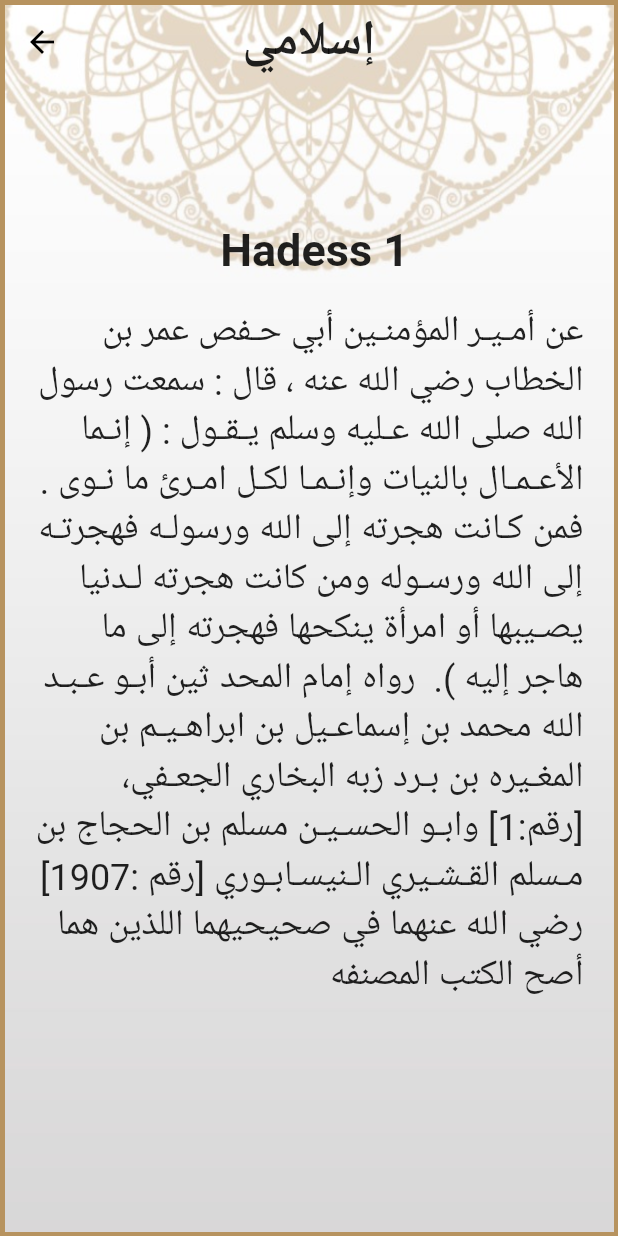
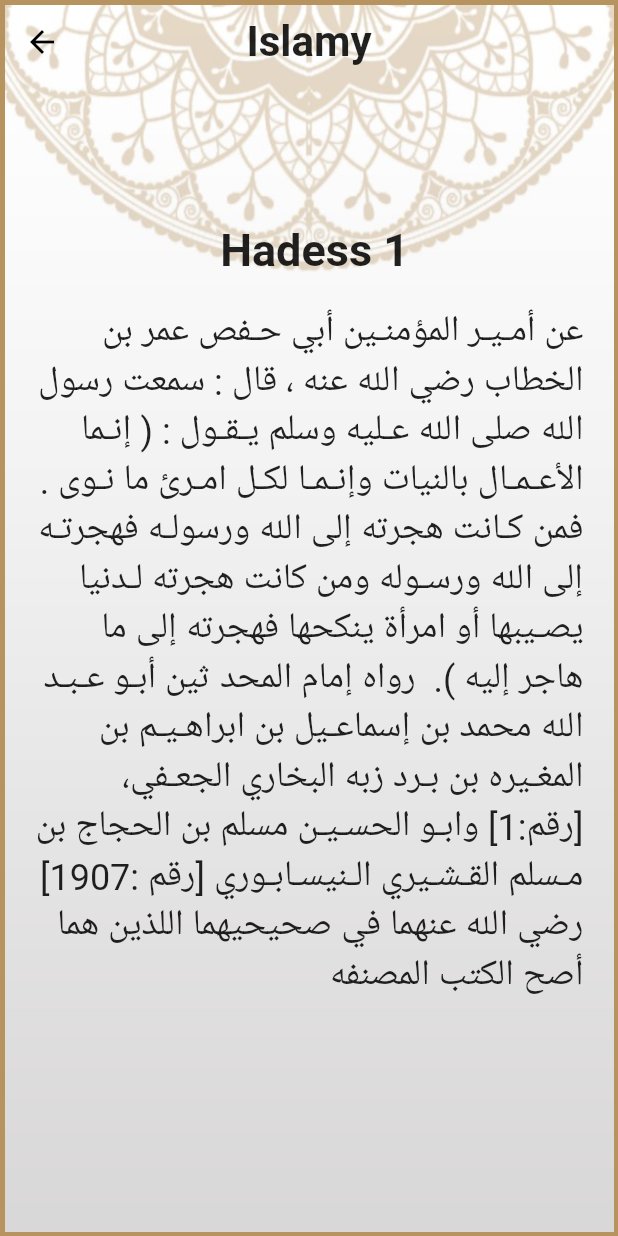
Before and after one commit to Youssef-Bassem/IslamiApp, a Flutter app: the ahades screen opened directly, after a tap on "Hadess 1", on a phone screen of 412 x 824 dp. Run offline on Flutter 3.47's test engine with Material 2 defaults, Android fonts, the phone set to English and light mode, and no system bars; generated files the repository leaves out were written again.

Commit message:
Fixed many bugs

```diff
--- a/lib/Ahadees.dart
+++ b/lib/Ahadees.dart
@@ -1,23 +1,17 @@
 import 'package:flutter/cupertino.dart';
 import 'package:flutter/material.dart';
-import 'package:flutter/services.dart' show rootBundle;
 import 'package:provider/provider.dart';
-import 'dart:io';
-import 'dart:async';
-import 'dart:convert';
-
 import 'AhadesFile.dart';
-
-//import 'suracontent.dart';
 import 'package:flutter_gen/gen_l10n/app_localizations.dart';
-
 import 'appprovider.dart';
 
 class ahades extends StatefulWidget {
   @override
   _ahadesState createState() => _ahadesState();
 }
-String path='assets/';
+
+String path = 'assets/';
+
 class _ahadesState extends State<ahades> {
   late AppProvider provider;
 
@@ -29,13 +23,11 @@ class _ahadesState extends State<ahades> {
         child: Stack(
           children: <Widget>[
             Container(
-                //margin: EdgeInsets.all(3),
               decoration: BoxDecoration(
                 image: DecorationImage(
-                    image: AssetImage(
-                        provider.isDarkModeEnabled()?
-                        "assets/bg.png" : "assets/ahades1.png"
-                    ),
+                  image: AssetImage(provider.isDarkModeEnabled()
+                      ? "assets/bg.png"
+                      : "assets/ahades1.png"),
                   fit: BoxFit.fill,
                 ),
               ),
@@ -46,7 +38,8 @@ class _ahadesState extends State<ahades> {
                   child: Center(
                     child: Text(
                       AppLocalizations.of(context)!.appTitle,
-                          style: TextStyle(fontSize: 28, fontWeight: FontWeight.bold),
+                      style:
+                          TextStyle(fontSize: 28, fontWeight: FontWeight.bold),
                     ),
                   ),
                 ),
@@ -57,86 +50,146 @@ class _ahadesState extends State<ahades> {
                     width: 150,
                   ),
                 ),
-                    Text(AppLocalizations.of(context)!.elahades , style: TextStyle(fontSize: 32.0, fontWeight: FontWeight.w800,)),
-                    Flexible(child: ListView(
+                Text(
+                  AppLocalizations.of(context)!.elahades,
+                  style: TextStyle(
+                    fontSize: 32.0,
+                    fontWeight: FontWeight.w800,
+                  ),
+                ),
+                Flexible(
+                  child: ListView(
                     padding: const EdgeInsets.all(8),
                     children: <Widget>[
-                        MakeButton(AppLocalizations.of(context)!.h1, '1.txt',context),
-                        MakeButton(AppLocalizations.of(context)!.h2, '2.txt', context),
-                        MakeButton(AppLocalizations.of(context)!.h3, '3.txt',context),
-                        MakeButton(AppLocalizations.of(context)!.h4, '4.txt',context),
-                        MakeButton(AppLocalizations.of(context)!.h5, '5.txt',context),
-                        MakeButton(AppLocalizations.of(context)!.h6, '6.txt',context),
-                        MakeButton(AppLocalizations.of(context)!.h7, '7.txt',context),
-                        MakeButton(AppLocalizations.of(context)!.h8, '8.txt',context),
-                        MakeButton(AppLocalizations.of(context)!.h9, '9.txt',context),
-                        MakeButton(AppLocalizations.of(context)!.h10, '10.txt',context),
-                        MakeButton(AppLocalizations.of(context)!.h11, '11.txt',context),
-                        MakeButton(AppLocalizations.of(context)!.h12, '12.txt',context),
-                        MakeButton(AppLocalizations.of(context)!.h13, '13.txt',context),
-                        MakeButton(AppLocalizations.of(context)!.h14, '14.txt',context),
-                        MakeButton(AppLocalizations.of(context)!.h15, '15.txt',context),
-                        MakeButton(AppLocalizations.of(context)!.h16, '16.txt',context),
-                        MakeButton(AppLocalizations.of(context)!.h17, '17.txt',context),
-                        MakeButton(AppLocalizations.of(context)!.h18, '18.txt',context),
-                        MakeButton(AppLocalizations.of(context)!.h19, '19.txt',context),
-                        MakeButton(AppLocalizations.of(context)!.h20, '20.txt',context),
-                        MakeButton(AppLocalizations.of(context)!.h21, '21.txt',context),
-                        MakeButton(AppLocalizations.of(context)!.h22, '22.txt',context),
-                        MakeButton(AppLocalizations.of(context)!.h23, '23.txt',context),
-                        MakeButton(AppLocalizations.of(context)!.h24, '24.txt',context),
-                        MakeButton(AppLocalizations.of(context)!.h25, '25.txt',context),
-                        MakeButton(AppLocalizations.of(context)!.h26, '26.txt',context),
-                        MakeButton(AppLocalizations.of(context)!.h27, '27.txt',context),
-                        MakeButton(AppLocalizations.of(context)!.h28, '28.txt',context),
-                        MakeButton(AppLocalizations.of(context)!.h29, '29.txt',context),
-                        MakeButton(AppLocalizations.of(context)!.h30, '30.txt',context),
-                        MakeButton(AppLocalizations.of(context)!.h31, '31.txt',context),
-                        MakeButton(AppLocalizations.of(context)!.h32, '32.txt',context),
-                        MakeButton(AppLocalizations.of(context)!.h33, '33.txt',context),
-                        MakeButton(AppLocalizations.of(context)!.h34, '34.txt',context),
-                        MakeButton(AppLocalizations.of(context)!.h35, '35.txt',context),
-                        MakeButton(AppLocalizations.of(context)!.h36, '36.txt',context),
-                        MakeButton(AppLocalizations.of(context)!.h37, '37.txt',context),
-                        MakeButton(AppLocalizations.of(context)!.h38, '38.txt',context),
-                        MakeButton(AppLocalizations.of(context)!.h39, '39.txt',context),
-                        MakeButton(AppLocalizations.of(context)!.h40, '40.txt',context),
-                        MakeButton(AppLocalizations.of(context)!.h41, '41.txt',context),
-                        MakeButton(AppLocalizations.of(context)!.h42, '42.txt',context),
-                        MakeButton(AppLocalizations.of(context)!.h43, '43.txt',context),
-                        MakeButton(AppLocalizations.of(context)!.h44, '44.txt',context),
-                        MakeButton(AppLocalizations.of(context)!.h45, '45.txt',context),
-                        MakeButton(AppLocalizations.of(context)!.h46, '46.txt',context),
-                        MakeButton(AppLocalizations.of(context)!.h47, '47.txt',context),
-                        MakeButton(AppLocalizations.of(context)!.h48, '48.txt',context),
-                        MakeButton(AppLocalizations.of(context)!.h49, '49.txt',context),
-                        MakeButton(AppLocalizations.of(context)!.h50, '50.txt',context),
-
-
-                      ],
-                    ),),
-
-                  ]
-              )
-
+                      MakeButton(
+                          AppLocalizations.of(context)!.h1, '1.txt', context),
+                      MakeButton(
+                          AppLocalizations.of(context)!.h2, '2.txt', context),
+                      MakeButton(
+                          AppLocalizations.of(context)!.h3, '3.txt', context),
+                      MakeButton(
+                          AppLocalizations.of(context)!.h4, '4.txt', context),
+                      MakeButton(
+                          AppLocalizations.of(context)!.h5, '5.txt', context),
+                      MakeButton(
+                          AppLocalizations.of(context)!.h6, '6.txt', context),
+                      MakeButton(
+                          AppLocalizations.of(context)!.h7, '7.txt', context),
+                      MakeButton(
+                          AppLocalizations.of(context)!.h8, '8.txt', context),
+                      MakeButton(
+                          AppLocalizations.of(context)!.h9, '9.txt', context),
+                      MakeButton(
+                          AppLocalizations.of(context)!.h10, '10.txt', context),
+                      MakeButton(
+                          AppLocalizations.of(context)!.h11, '11.txt', context),
+                      MakeButton(
+                          AppLocalizations.of(context)!.h12, '12.txt', context),
+                      MakeButton(
+                          AppLocalizations.of(context)!.h13, '13.txt', context),
+                      MakeButton(
+                          AppLocalizations.of(context)!.h14, '14.txt', context),
+                      MakeButton(
+                          AppLocalizations.of(context)!.h15, '15.txt', context),
+                      MakeButton(
+                          AppLocalizations.of(context)!.h16, '16.txt', context),
+                      MakeButton(
+                          AppLocalizations.of(context)!.h17, '17.txt', context),
+                      MakeButton(
+                          AppLocalizations.of(context)!.h18, '18.txt', context),
+                      MakeButton(
+                          AppLocalizations.of(context)!.h19, '19.txt', context),
+                      MakeButton(
+                          AppLocalizations.of(context)!.h20, '20.txt', context),
+                      MakeButton(
+                          AppLocalizations.of(context)!.h21, '21.txt', context),
+                      MakeButton(
+                          AppLocalizations.of(context)!.h22, '22.txt', context),
+                      MakeButton(
+                          AppLocalizations.of(context)!.h23, '23.txt', context),
+                      MakeButton(
+                          AppLocalizations.of(context)!.h24, '24.txt', context),
+                      MakeButton(
+                          AppLocalizations.of(context)!.h25, '25.txt', context),
+                      MakeButton(
+                          AppLocalizations.of(context)!.h26, '26.txt', context),
+                      MakeButton(
+                          AppLocalizations.of(context)!.h27, '27.txt', context),
+                      MakeButton(
+                          AppLocalizations.of(context)!.h28, '28.txt', context),
+                      MakeButton(
+                          AppLocalizations.of(context)!.h29, '29.txt', context),
+                      MakeButton(
+                          AppLocalizations.of(context)!.h30, '30.txt', context),
+                      MakeButton(
+                          AppLocalizations.of(context)!.h31, '31.txt', context),
+                      MakeButton(
+                          AppLocalizations.of(context)!.h32, '32.txt', context),
+                      MakeButton(
+                          AppLocalizations.of(context)!.h33, '33.txt', context),
+                      MakeButton(
+                          AppLocalizations.of(context)!.h34, '34.txt', context),
+                      MakeButton(
+                          AppLocalizations.of(context)!.h35, '35.txt', context),
+                      MakeButton(
+                          AppLocalizations.of(context)!.h36, '36.txt', context),
+                      MakeButton(
+                          AppLocalizations.of(context)!.h37, '37.txt', context),
+                      MakeButton(
+                          AppLocalizations.of(context)!.h38, '38.txt', context),
+                      MakeButton(
+                          AppLocalizations.of(context)!.h39, '39.txt', context),
+                      MakeButton(
+                          AppLocalizations.of(context)!.h40, '40.txt', context),
+                      MakeButton(
+                          AppLocalizations.of(context)!.h41, '41.txt', context),
+                      MakeButton(
+                          AppLocalizations.of(context)!.h42, '42.txt', context),
+                      MakeButton(
+                          AppLocalizations.of(context)!.h43, '43.txt', context),
+                      MakeButton(
+                          AppLocalizations.of(context)!.h44, '44.txt', context),
+                      MakeButton(
+                          AppLocalizations.of(context)!.h45, '45.txt', context),
+                      MakeButton(
+                          AppLocalizations.of(context)!.h46, '46.txt', context),
+                      MakeButton(
+                          AppLocalizations.of(context)!.h47, '47.txt', context),
+                      MakeButton(
+                          AppLocalizations.of(context)!.h48, '48.txt', context),
+                      MakeButton(
+                          AppLocalizations.of(context)!.h49, '49.txt', context),
+                      MakeButton(
+                          AppLocalizations.of(context)!.h50, '50.txt', context),
                     ],
                   ),
-        )
+                ),
+              ],
+            ),
+          ],
+        ),
+      ),
     );
   }
 }
 
-TextButton MakeButton(String name, String filename, BuildContext context){
+TextButton MakeButton(String name, String filename, BuildContext context) {
   final AppProvider provider = Provider.of<AppProvider>(context);
   return TextButton(
-    child: Text(name, style: TextStyle(
+    child: Text(
+      name,
+      style: TextStyle(
         fontSize: 30.0,
-      color: (provider.isDarkModeEnabled()) ?
-      Colors.white : Colors.black,
-      fontWeight: FontWeight.w900,)
+        color: (provider.isDarkModeEnabled()) ? Colors.white : Colors.black,
+        fontWeight: FontWeight.w900,
       ),
-    onPressed: (){
-      Navigator.push(context, MaterialPageRoute(builder: (context)=>Suracontent(suraname : name , path :path+filename)));
+    ),
+    onPressed: () {
+      Navigator.push(
+          context,
+          MaterialPageRoute(
+              builder: (context) =>
+                  Suracontent(suraname: name, path: path + filename)));
     },
   );
 }
--- a/lib/AhadesFile.dart
+++ b/lib/AhadesFile.dart
@@ -2,30 +2,28 @@ import 'package:flutter/cupertino.dart';
 import 'package:flutter/material.dart';
 import 'package:flutter/services.dart' show rootBundle;
 import 'package:provider/provider.dart';
-
 import 'appprovider.dart';
+import 'package:flutter_gen/gen_l10n/app_localizations.dart';
 
 class Suracontent extends StatefulWidget {
-
   final String suraname;
   final String path;
-  const Suracontent( {required this.suraname , required this.path});
+  const Suracontent({required this.suraname, required this.path});
 
   @override
   SuracontentState createState() => SuracontentState();
 }
 
 class SuracontentState extends State<Suracontent> {
+  late AppProvider provider;
+  String data = '';
 
-  late AppProvider provider;
-  String data='';
-
-  fetchFileData() async{
+  fetchFileData() async {
     String resp;
     resp = await rootBundle.loadString(widget.path);
     List<String> items = resp.split('\n');
     resp = "";
-    for (int i = 0; i < items.length; i++ ){
+    for (int i = 0; i < items.length; i++) {
       print(items[i]);
       print(items[i].length);
       resp += items[i];
@@ -48,15 +46,16 @@ class SuracontentState extends State<Suracontent> {
       appBar: AppBar(
         centerTitle: true,
         title: Container(
-            child:Text(
-              'إسلامي' ,
-              style: TextStyle(
-                fontSize: 32,
-                fontWeight: FontWeight.bold,
-              ),
+          child: Text(
+            AppLocalizations.of(context)!.appTitle,
+            style: TextStyle(
+              fontSize: 28,
+              fontWeight: FontWeight.bold,
             ),
+          ),
         ),
-        iconTheme: IconThemeData(color: Colors.black),
+        iconTheme: IconThemeData(
+            color: provider.isDarkModeEnabled() ? Colors.white : Colors.black),
         backgroundColor: Colors.transparent,
         elevation: 0.0,
       ),
@@ -65,14 +64,12 @@ class SuracontentState extends State<Suracontent> {
         margin: EdgeInsets.all(3),
         decoration: BoxDecoration(
           image: DecorationImage(
-            image: AssetImage(
-                provider.isDarkModeEnabled()?
-                "assets/bg.png" : "assets/ahades1.png"
-            ),
+            image: AssetImage(provider.isDarkModeEnabled()
+                ? "assets/bg.png"
+                : "assets/ahades1.png"),
             fit: BoxFit.fill,
           ),
         ),
-
         child: SafeArea(
           child: Column(
             mainAxisAlignment: MainAxisAlignment.center,
@@ -80,7 +77,11 @@ class SuracontentState extends State<Suracontent> {
               Container(
                 child: Padding(
                   padding: const EdgeInsets.only(top: 90.0, bottom: 0),
-                  child: Text( widget.suraname , style: TextStyle(fontSize: 30.0 ,fontWeight: FontWeight.bold),),
+                  child: Text(
+                    widget.suraname,
+                    style:
+                        TextStyle(fontSize: 30.0, fontWeight: FontWeight.bold),
+                  ),
                 ),
               ),
               Expanded(
@@ -89,7 +90,11 @@ class SuracontentState extends State<Suracontent> {
                     padding: EdgeInsets.all(10),
                     color: Colors.transparent,
                     child: SingleChildScrollView(
-                        child: Text(data , style: TextStyle(fontSize: 24 ),textDirection: TextDirection.rtl,)) ),
+                        child: Text(
+                      data,
+                      style: TextStyle(fontSize: 24),
+                      textDirection: TextDirection.rtl,
+                    ))),
               ),
             ],
           ),
--- a/lib/SideMenu.dart
+++ b/lib/SideMenu.dart
@@ -2,7 +2,6 @@ import 'package:flutter/cupertino.dart';
 import 'package:flutter/material.dart';
 import 'package:flutter_gen/gen_l10n/app_localizations.dart';
 import 'package:provider/provider.dart';
-import 'package:task4_training/ThemeData.dart';
 import 'appprovider.dart';
 
 class SideMenu extends StatefulWidget {
@@ -44,13 +43,13 @@ class _SideMenuState extends State<SideMenu> {
                   onTap: () {
                     changeTheme();
                   },
-                  child: myRow("Theme",Icons.add_to_photos_outlined),
+                  child: myRow(AppLocalizations.of(context)!.themes, Icons.add_to_photos_outlined),
                 ),
                 InkWell(
                   onTap: () {
                     changeLanguage();
                   },
-                  child: myRow("Language",Icons.language),
+                  child: myRow(AppLocalizations.of(context)!.language, Icons.language),
                 ),
               ],
             ),
@@ -60,18 +59,19 @@ class _SideMenuState extends State<SideMenu> {
     );
   }
 
-  Row myRow(String itemName,IconData myIcon) {
+  Row myRow(String itemName, IconData myIcon) {
     return Row(
       children: [
         Icon(myIcon),
-        SizedBox(width: 20,),
+        SizedBox(
+          width: 20,
+        ),
         myContainer(itemName),
       ],
     );
   }
 
-  Container myContainer(String itemName)
-  {
+  Container myContainer(String itemName) {
     return Container(
       padding: EdgeInsets.symmetric(vertical: 12),
       child: Text(
@@ -81,6 +81,7 @@ class _SideMenuState extends State<SideMenu> {
       ),
     );
   }
+
   void changeTheme() {
     showModalBottomSheet(
         context: context,
@@ -121,11 +122,12 @@ class _SideMenuState extends State<SideMenu> {
               crossAxisAlignment: CrossAxisAlignment.stretch,
               children: [
                 InkWell(
-                    onTap: () {
-                      provider.changeLanguage('en');
-                      Navigator.pop(context);
-                    },
-                    child: myContainer("English")),
+                  onTap: () {
+                    provider.changeLanguage('en');
+                    Navigator.pop(context);
+                  },
+                  child: myContainer("English"),
+                ),
                 InkWell(
                     onTap: () {
                       provider.changeLanguage('ar');
--- a/lib/Tasbeeh.dart
+++ b/lib/Tasbeeh.dart
@@ -1,4 +1,3 @@
-//Youssef Bassem
 
 import 'dart:ui';
 import 'package:flutter/cupertino.dart';
--- a/lib/l10n/app_ar.arb
+++ b/lib/l10n/app_ar.arb
@@ -6,6 +6,8 @@
     "ahades" : "احاديث",
     "appTitle" : "إسلامي",
     "elahades" : "الأحاديث",
+    "language" : "اللغة",
+    "themes" : "الموضوعات",
     "h1" : "الحديث الأول",
     "h2" : "الحديث الثاني",
     "h3" : "الحديث الثالث ",
--- a/lib/l10n/app_en.arb
+++ b/lib/l10n/app_en.arb
@@ -6,6 +6,8 @@
     "ahades": "Ahades",
     "appTitle" : "Islamy",
     "elahades" : "Ahades",
+    "language" : "Language",
+    "themes" : "Themes",
     "h1" : " Hadess 1",
     "h2" : " Hadess 2",
     "h3" : " Hadess 3 ",
--- a/lib/suracontent.dart
+++ b/lib/suracontent.dart
@@ -1,30 +1,28 @@
 import 'package:flutter/material.dart';
 import 'package:flutter/services.dart' show rootBundle;
 import 'package:provider/provider.dart';
-
+import 'package:flutter_gen/gen_l10n/app_localizations.dart';
 import 'appprovider.dart';
 
 class Suracontent extends StatefulWidget {
-
   final String suraname;
   final String path;
-  const Suracontent( {required this.suraname , required this.path});
+  const Suracontent({required this.suraname, required this.path});
 
   @override
   SuracontentState createState() => SuracontentState();
 }
 
 class SuracontentState extends State<Suracontent> {
+  late AppProvider provider;
+  String data = '';
 
-  late AppProvider provider;
-  String data='';
-
-  fetchFileData() async{
+  fetchFileData() async {
     String resp;
     resp = await rootBundle.loadString(widget.path);
     List<String> items = resp.split('\n');
     resp = "";
-    for (int i = 0; i < items.length; i++ ){
+    for (int i = 0; i < items.length; i++) {
       print(items[i]);
       print(items[i].length);
       resp += items[i];
@@ -47,16 +45,30 @@ class SuracontentState extends State<Suracontent> {
     provider = Provider.of<AppProvider>(context);
 
     return Scaffold(
-
-      body:  SafeArea(
+      appBar: AppBar(
+        centerTitle: true,
+        iconTheme: IconThemeData(
+            color: provider.isDarkModeEnabled() ? Colors.white : Colors.black),
+        backgroundColor: Colors.transparent,
+        elevation: 0.0,
+        title: Container(
+          child: Text(
+            AppLocalizations.of(context)!.appTitle,
+            style: TextStyle(
+              fontSize: 28,
+              fontWeight: FontWeight.bold,
+            ),
+          ),
+        ),
+      ),
+      extendBodyBehindAppBar: true,
+      body: SafeArea(
         child: Container(
-          //margin: EdgeInsets.all(3),
           decoration: BoxDecoration(
             image: DecorationImage(
-              image: AssetImage(
-                  provider.isDarkModeEnabled()?
-                  "assets/bg.png" : "assets/ahades1.png"
-              ),
+              image: AssetImage(provider.isDarkModeEnabled()
+                  ? "assets/bg.png"
+                  : "assets/ahades1.png"),
               fit: BoxFit.fill,
             ),
           ),
@@ -67,7 +79,12 @@ class SuracontentState extends State<Suracontent> {
               Expanded(
                 child: Padding(
                   padding: const EdgeInsets.only(top: 150.0),
-                child: Center(child: Text( 'سورة '+ widget.suraname , style: TextStyle(fontSize: 20.0 ),)),
+                  child: Center(
+                    child: Text(
+                      'سورة ' + widget.suraname,
+                      style: TextStyle(fontSize: 20.0),
+                    ),
+                  ),
                 ),
               ),
               Expanded(
@@ -76,7 +93,17 @@ class SuracontentState extends State<Suracontent> {
                   margin: EdgeInsets.all(10),
                   padding: EdgeInsets.all(10),
                   color: Colors.white,
-                child: SingleChildScrollView(child: Text(data , style: TextStyle(fontSize: 20 ,),textDirection: TextDirection.rtl,))),
+                  child: SingleChildScrollView(
+                    child: Text(
+                      data,
+                      style: TextStyle(
+                        color: Colors.black,
+                        fontSize: 20,
+                      ),
+                      textDirection: TextDirection.rtl,
+                    ),
+                  ),
+                ),
               ),
             ],
           ),
```
Also changed, not shown: lib/Sowar.dart (+5 -5 lines), lib/Home Page.dart (deleted), lib/Main.dart (renamed from lib/main.dart), 1 other file. Lines whose indentation alone changed are shown as unchanged.
